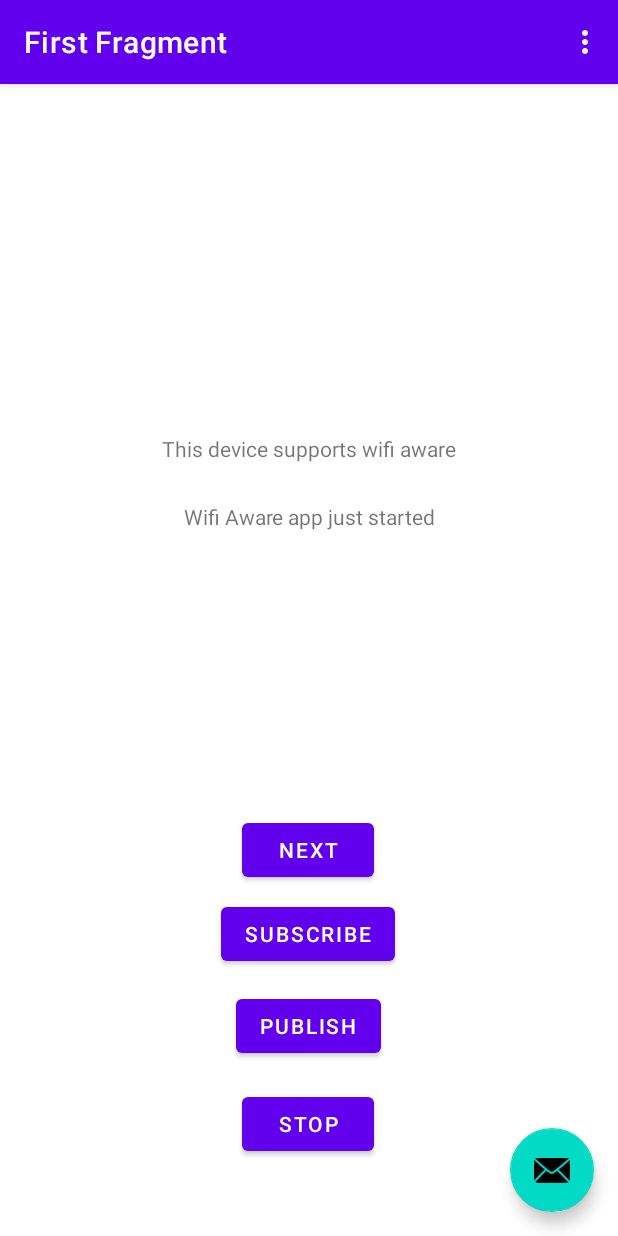
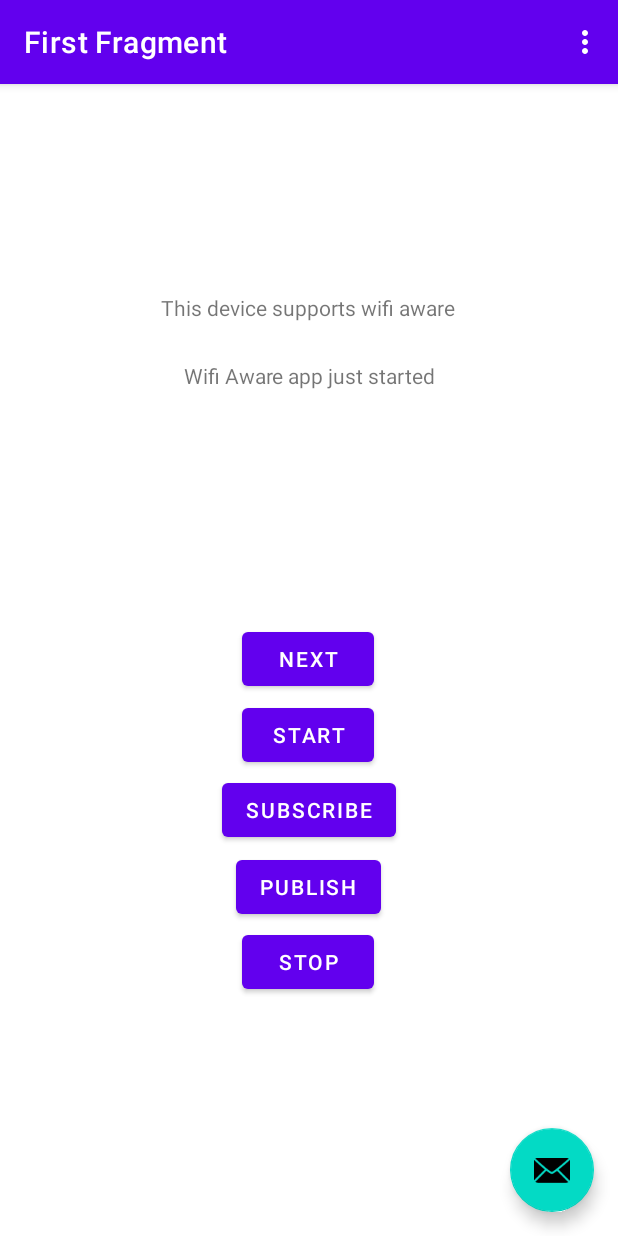
Before and after one commit to Agriad/OpenNan-Test, an Android app: the screen it shows after launch (MainActivity), on a phone screen of 412 x 824 dp. Run offline under Robolectric (Android 15) with nearby library versions, the phone set to English and light mode, and no system bars; our stand-ins replace navigation-ui.

```diff
--- a/app/src/main/res/layout/fragment_first.xml
+++ b/app/src/main/res/layout/fragment_first.xml
@@ -11,10 +11,12 @@
         android:layout_width="wrap_content"
         android:layout_height="wrap_content"
         android:text="@string/hello_first_fragment"
-        app:layout_constraintBottom_toTopOf="@id/button_first"
+        app:layout_constraintBottom_toBottomOf="parent"
         app:layout_constraintEnd_toEndOf="parent"
+        app:layout_constraintHorizontal_bias="0.498"
         app:layout_constraintStart_toStartOf="parent"
-        app:layout_constraintTop_toTopOf="parent" />
+        app:layout_constraintTop_toTopOf="parent"
+        app:layout_constraintVertical_bias="0.186" />
 
     <TextView
         android:id="@+id/wifi_aware_availability"
@@ -22,7 +24,7 @@
         android:layout_height="wrap_content"
         android:layout_marginTop="45dp"
         android:text="@string/hello_first_fragment"
-        app:layout_constraintBottom_toTopOf="@+id/button_first"
+        app:layout_constraintBottom_toBottomOf="parent"
         app:layout_constraintEnd_toEndOf="parent"
         app:layout_constraintStart_toStartOf="parent"
         app:layout_constraintTop_toTopOf="@+id/wifi_aware_support"
@@ -37,18 +39,19 @@
         app:layout_constraintEnd_toEndOf="parent"
         app:layout_constraintHorizontal_bias="0.498"
         app:layout_constraintStart_toStartOf="parent"
-        app:layout_constraintTop_toBottomOf="@id/wifi_aware_support" />
+        app:layout_constraintTop_toTopOf="parent"
+        app:layout_constraintVertical_bias="0.499" />
 
     <Button
         android:id="@+id/subscribe"
         android:layout_width="wrap_content"
         android:layout_height="wrap_content"
-        android:layout_marginTop="8dp"
         android:text="Subscribe"
+        app:layout_constraintBottom_toBottomOf="parent"
         app:layout_constraintEnd_toEndOf="parent"
-        app:layout_constraintHorizontal_bias="0.498"
         app:layout_constraintStart_toStartOf="parent"
-        app:layout_constraintTop_toBottomOf="@+id/button_first" />
+        app:layout_constraintTop_toTopOf="parent"
+        app:layout_constraintVertical_bias="0.639" />
 
     <Button
         android:id="@+id/publish"
@@ -59,8 +62,8 @@
         app:layout_constraintEnd_toEndOf="parent"
         app:layout_constraintHorizontal_bias="0.498"
         app:layout_constraintStart_toStartOf="parent"
-        app:layout_constraintTop_toBottomOf="@+id/subscribe"
-        app:layout_constraintVertical_bias="0.106" />
+        app:layout_constraintTop_toTopOf="parent"
+        app:layout_constraintVertical_bias="0.71" />
 
     <Button
         android:id="@+id/stop"
@@ -71,6 +74,18 @@
         app:layout_constraintEnd_toEndOf="parent"
         app:layout_constraintHorizontal_bias="0.498"
         app:layout_constraintStart_toStartOf="parent"
-        app:layout_constraintTop_toBottomOf="@+id/publish"
-        app:layout_constraintVertical_bias="0.25" />
+        app:layout_constraintTop_toTopOf="parent"
+        app:layout_constraintVertical_bias="0.78" />
+
+    <Button
+        android:id="@+id/start"
+        android:layout_width="wrap_content"
+        android:layout_height="wrap_content"
+        android:text="Start"
+        app:layout_constraintBottom_toBottomOf="parent"
+        app:layout_constraintEnd_toEndOf="parent"
+        app:layout_constraintHorizontal_bias="0.498"
+        app:layout_constraintStart_toStartOf="parent"
+        app:layout_constraintTop_toTopOf="parent"
+        app:layout_constraintVertical_bias="0.569" />
 </androidx.constraintlayout.widget.ConstraintLayout>
```
Also changed, not shown: app/src/main/java/com/example/opennan_test/MainActivity.kt (+81 -17 lines).
